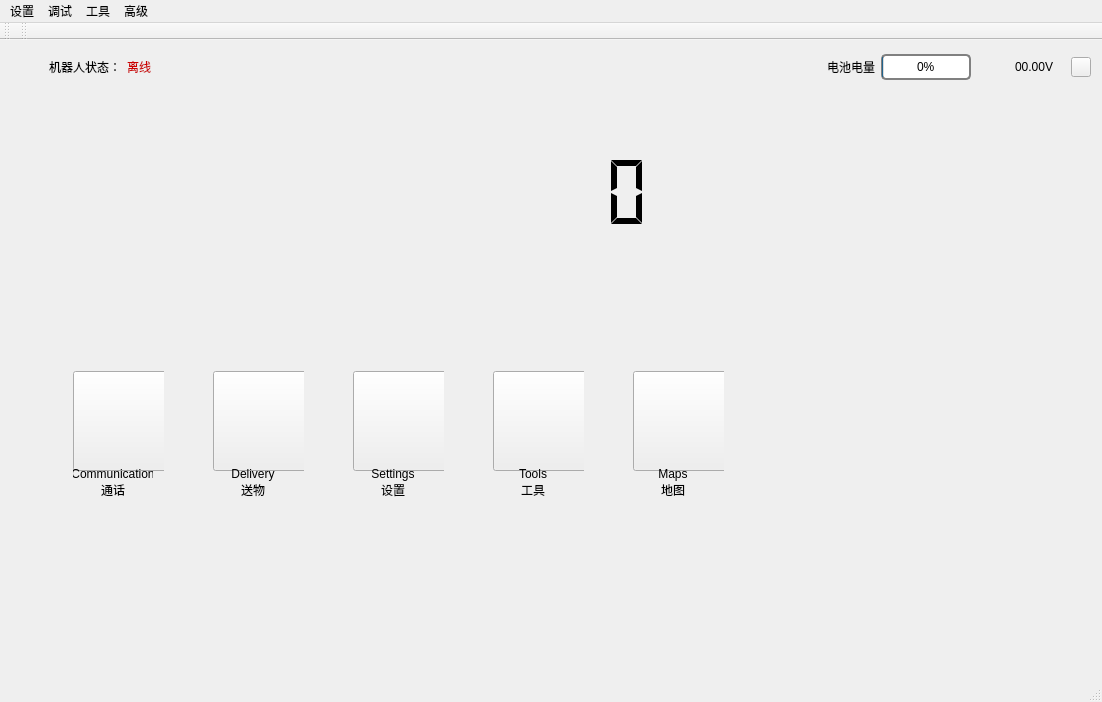
First picture: the form in src/robot_gui/ui/mainwindow.ui, repository CastielLiu/robotGui, before the edit.
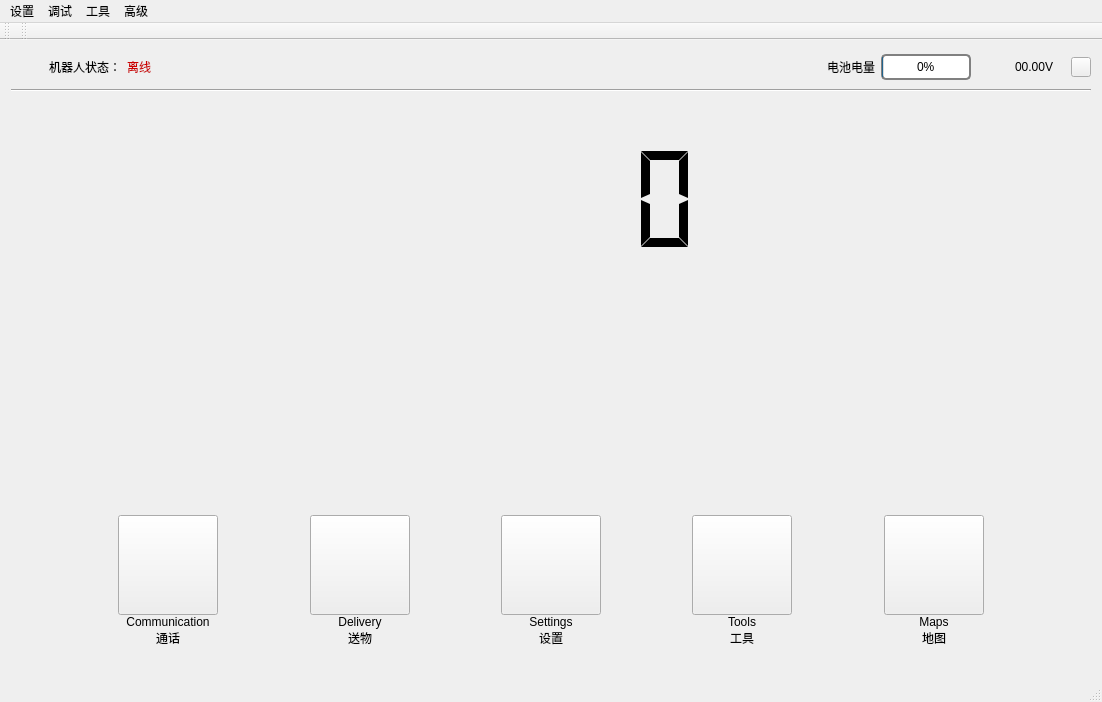
Second picture: the form after the edit. The open tabs and pages were chosen to show the change. Icons and pictures are not drawn. Custom widgets are drawn as their Qt base class.

Patch:
```diff
--- a/src/robot_gui/ui/mainwindow.ui
+++ b/src/robot_gui/ui/mainwindow.ui
@@ -191,6 +191,13 @@
       </item>
      </layout>
     </item>
+    <item>
+     <widget class="Line" name="line">
+      <property name="orientation">
+       <enum>Qt::Horizontal</enum>
+      </property>
+     </widget>
+    </item>
     <item>
      <layout class="QHBoxLayout" name="horizontalLayout_9">
       <item>
@@ -1069,8 +1076,8 @@
                <widget class="QLCDNumber" name="lcdNumber_clock">
                 <property name="minimumSize">
                  <size>
-                  <width>200</width>
-                  <height>80</height>
+                  <width>300</width>
+                  <height>120</height>
                  </size>
                 </property>
                 <property name="styleSheet">
@@ -1107,15 +1114,36 @@
             </item>
             <item>
              <widget class="QWidget" name="widget_4" native="true">
-              <widget class="QWidget" name="layoutWidget">
-               <property name="geometry">
-                <rect>
-                 <x>40</x>
-                 <y>70</y>
-                 <width>102</width>
-                 <height>150</height>
-                </rect>
-               </property>
+              <layout class="QVBoxLayout" name="verticalLayout_23">
+               <item>
+                <spacer name="verticalSpacer_3">
+                 <property name="orientation">
+                  <enum>Qt::Vertical</enum>
+                 </property>
+                 <property name="sizeHint" stdset="0">
+                  <size>
+                   <width>20</width>
+                   <height>186</height>
+                  </size>
+                 </property>
+                </spacer>
+               </item>
+               <item>
+                <layout class="QHBoxLayout" name="horizontalLayout_25">
+                 <item>
+                  <spacer name="horizontalSpacer_19">
+                   <property name="orientation">
+                    <enum>Qt::Horizontal</enum>
+                   </property>
+                   <property name="sizeHint" stdset="0">
+                    <size>
+                     <width>40</width>
+                     <height>20</height>
+                    </size>
+                   </property>
+                  </spacer>
+                 </item>
+                 <item>
                <layout class="QVBoxLayout" name="verticalLayout_17">
                 <property name="spacing">
                  <number>0</number>
@@ -1175,16 +1203,21 @@
                  </widget>
                 </item>
                </layout>
-              </widget>
-              <widget class="QWidget" name="layoutWidget">
-               <property name="geometry">
-                <rect>
-                 <x>180</x>
-                 <y>70</y>
-                 <width>102</width>
-                 <height>150</height>
-                </rect>
-               </property>
+                 </item>
+                 <item>
+                  <spacer name="horizontalSpacer_6">
+                   <property name="orientation">
+                    <enum>Qt::Horizontal</enum>
+                   </property>
+                   <property name="sizeHint" stdset="0">
+                    <size>
+                     <width>40</width>
+                     <height>20</height>
+                    </size>
+                   </property>
+                  </spacer>
+                 </item>
+                 <item>
                <layout class="QVBoxLayout" name="verticalLayout_18">
                 <property name="spacing">
                  <number>0</number>
@@ -1244,16 +1277,21 @@
                  </widget>
                 </item>
                </layout>
-              </widget>
-              <widget class="QWidget" name="layoutWidget">
-               <property name="geometry">
-                <rect>
-                 <x>320</x>
-                 <y>70</y>
-                 <width>102</width>
-                 <height>150</height>
-                </rect>
-               </property>
+                 </item>
+                 <item>
+                  <spacer name="horizontalSpacer_15">
+                   <property name="orientation">
+                    <enum>Qt::Horizontal</enum>
+                   </property>
+                   <property name="sizeHint" stdset="0">
+                    <size>
+                     <width>40</width>
+                     <height>20</height>
+                    </size>
+                   </property>
+                  </spacer>
+                 </item>
+                 <item>
                <layout class="QVBoxLayout" name="verticalLayout_19">
                 <property name="spacing">
                  <number>0</number>
@@ -1313,16 +1351,21 @@
                  </widget>
                 </item>
                </layout>
-              </widget>
-              <widget class="QWidget" name="layoutWidget">
-               <property name="geometry">
-                <rect>
-                 <x>460</x>
-                 <y>70</y>
-                 <width>102</width>
-                 <height>150</height>
-                </rect>
-               </property>
+                 </item>
+                 <item>
+                  <spacer name="horizontalSpacer_16">
+                   <property name="orientation">
+                    <enum>Qt::Horizontal</enum>
+                   </property>
+                   <property name="sizeHint" stdset="0">
+                    <size>
+                     <width>40</width>
+                     <height>20</height>
+                    </size>
+                   </property>
+                  </spacer>
+                 </item>
+                 <item>
                <layout class="QVBoxLayout" name="verticalLayout_20">
                 <property name="spacing">
                  <number>0</number>
@@ -1382,16 +1425,21 @@
                  </widget>
                 </item>
                </layout>
-              </widget>
-              <widget class="QWidget" name="layoutWidget_2">
-               <property name="geometry">
-                <rect>
-                 <x>600</x>
-                 <y>70</y>
-                 <width>102</width>
-                 <height>150</height>
-                </rect>
-               </property>
+                 </item>
+                 <item>
+                  <spacer name="horizontalSpacer_17">
+                   <property name="orientation">
+                    <enum>Qt::Horizontal</enum>
+                   </property>
+                   <property name="sizeHint" stdset="0">
+                    <size>
+                     <width>40</width>
+                     <height>20</height>
+                    </size>
+                   </property>
+                  </spacer>
+                 </item>
+                 <item>
                <layout class="QVBoxLayout" name="verticalLayout_21">
                 <property name="spacing">
                  <number>0</number>
@@ -1451,7 +1499,23 @@
                  </widget>
                 </item>
                </layout>
-              </widget>
+                 </item>
+                 <item>
+                  <spacer name="horizontalSpacer_18">
+                   <property name="orientation">
+                    <enum>Qt::Horizontal</enum>
+                   </property>
+                   <property name="sizeHint" stdset="0">
+                    <size>
+                     <width>40</width>
+                     <height>20</height>
+                    </size>
+                   </property>
+                  </spacer>
+                 </item>
+                </layout>
+               </item>
+              </layout>
              </widget>
             </item>
            </layout>
```
Left out of the diff: 45 changed lines with no effect on the pictures. Lines whose indentation alone changed are shown as unchanged.
